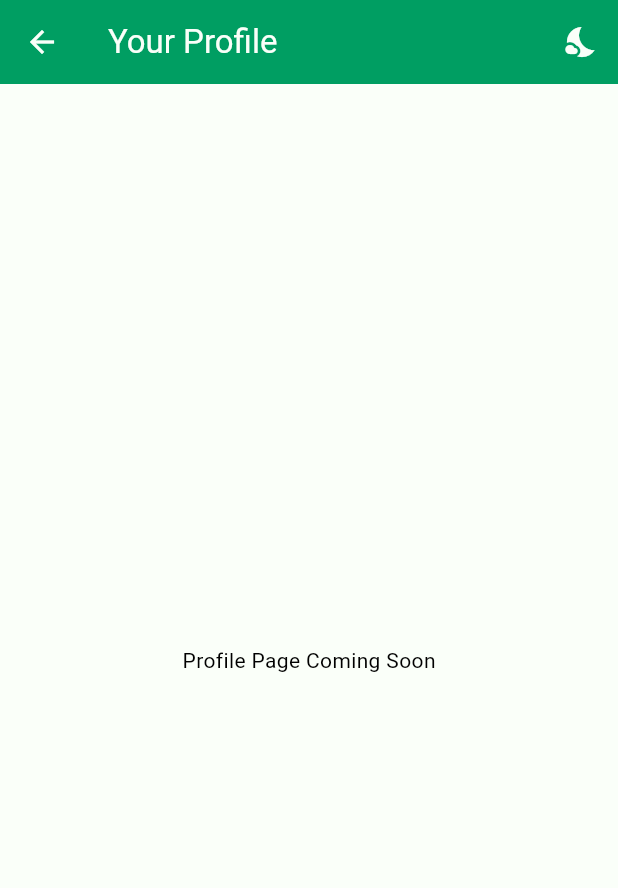
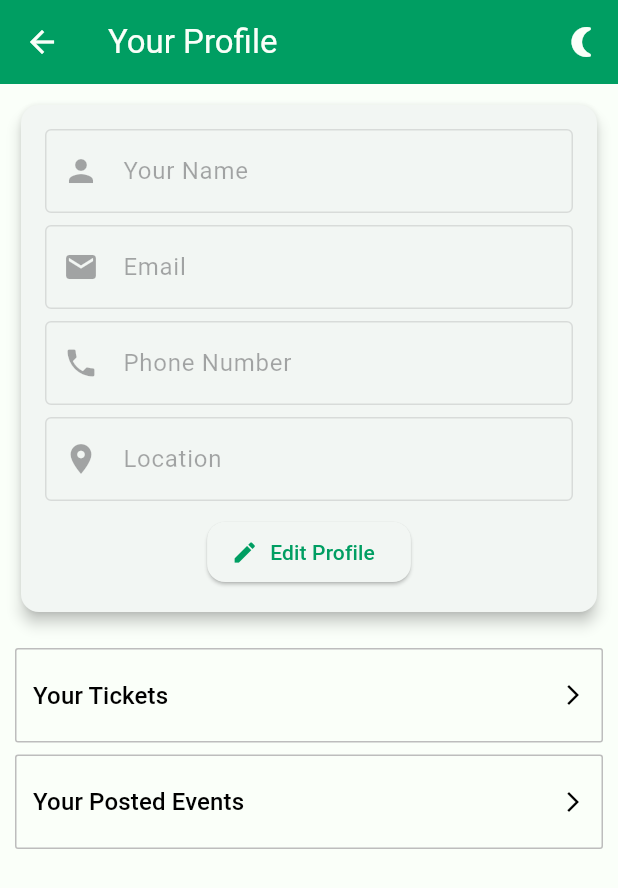
Before and after one commit to ggiacobbe2/events_finder_app, a Flutter app: the ProfilePage screen opened directly with empty values, on a phone screen of 412 x 824 dp. Shown: the top 888 px of the screen. Run offline on Flutter 3.47's test engine with Material 3 defaults, Android fonts, the phone set to English and light mode, and no system bars.

Commit message:
added profile, ticket, and posted events section to profile

```diff
--- a/lib/main.dart
+++ b/lib/main.dart
@@ -22,6 +22,7 @@ class _MyAppState extends State<MyApp> {
   final Color lightCardColor = const Color(0xFFF2F6F3);
   final Color darkCardColor = const Color(0xFF1E1E1E);
   final Color lightTextColor = const Color(0xFFFAFFF9);
+  final Color darkTextColor = Colors.white;
 
   @override
   Widget build(BuildContext context) {
@@ -39,8 +40,9 @@ class _MyAppState extends State<MyApp> {
         backgroundColor: lightBackgroundColor,
         unselectedItemColor: lightPrimaryColor,
       ),
-      textTheme: const TextTheme(
-        bodyMedium: TextStyle(color: Colors.black),
+      textTheme: ThemeData.light().textTheme.apply(
+        bodyColor: Colors.black,
+        displayColor: Colors.black,
       ),
     );
 
@@ -51,7 +53,7 @@ class _MyAppState extends State<MyApp> {
       cardColor: darkCardColor,
       appBarTheme: AppBarTheme(
         backgroundColor: darkPrimaryColor,
-        foregroundColor: Colors.white,
+        foregroundColor: darkTextColor,
       ),
       bottomNavigationBarTheme: BottomNavigationBarThemeData(
         type: BottomNavigationBarType.fixed,
@@ -59,8 +61,9 @@ class _MyAppState extends State<MyApp> {
         selectedItemColor: darkPrimaryColor,
         unselectedItemColor: Colors.white70,
       ),
-      textTheme: const TextTheme(
-        bodyMedium: TextStyle(color: Colors.white),
+      textTheme: ThemeData.light().textTheme.apply(
+        bodyColor: Colors.white,
+        displayColor: Colors.white,
       ),
     );
 
--- a/lib/profile.dart
+++ b/lib/profile.dart
@@ -4,29 +4,169 @@ class ProfilePage extends StatefulWidget {
   final bool isDarkMode;
   final VoidCallback toggleTheme;
 
-  const ProfilePage({Key? key, required this.isDarkMode, required this.toggleTheme}) : super(key: key);
+  const ProfilePage({
+    Key? key,
+    required this.isDarkMode,
+    required this.toggleTheme
+  }) : super(key: key);
 
   @override
   _ProfilePageState createState() => _ProfilePageState();
 }
 
 class _ProfilePageState extends State<ProfilePage> {
+  bool isEditing = false;
+
+  String name = '';
+  String email = '';
+  String phone = '';
+  String location = '';
+
+  late TextEditingController nameController;
+  late TextEditingController emailController;
+  late TextEditingController phoneController;
+  late TextEditingController locationController;
+
+  @override
+  void initState() {
+    super.initState();
+    nameController = TextEditingController(text: name);
+    emailController = TextEditingController(text: email);
+    phoneController = TextEditingController(text: phone);
+    locationController = TextEditingController(text: location);
+  }
+
+  @override
+  void dispose() {
+    nameController.dispose();
+    emailController.dispose();
+    phoneController.dispose();
+    locationController.dispose();
+    super.dispose();
+  }
+
+  void toggleEdit() {
+    setState(() {
+      if (isEditing) {
+        name = nameController.text;
+        email = emailController.text;
+        phone = phoneController.text;
+        location = locationController.text;
+      }
+      isEditing = !isEditing;
+    });
+  }
+
+  Widget buildProfileField({required String label, required TextEditingController controller, required IconData icon}) {
+    return TextField(
+      controller: controller,
+      enabled: isEditing,
+      decoration: InputDecoration(
+        prefixIcon: Icon(icon),
+        labelText: label,
+        border: const OutlineInputBorder(),
+      ),
+    );
+  }
+
   @override
   Widget build(BuildContext context) {
+    final theme = Theme.of(context);
     return Scaffold(
       appBar: AppBar(
         title: const Text('Your Profile'),
         actions: [
           IconButton(
-            icon: Icon(widget.isDarkMode ? Icons.wb_sunny : Icons.nights_stay),
+            icon: Icon(widget.isDarkMode ? Icons.light_mode : Icons.nightlight_round),
             onPressed: widget.toggleTheme,
           ),
         ],
       ),
-      body: Center(
-        child: Text(
-          'Profile Page Coming Soon',
-          style: Theme.of(context).textTheme.bodyMedium,
+      body: SingleChildScrollView(
+        padding: const EdgeInsets.all(10.0),
+        child: Column(
+          children: [
+            Card(
+              color: theme.cardColor,
+              elevation: 4,
+              child: Padding(
+                padding: const EdgeInsets.all(16.0),
+                child: Column(
+                  children: [
+                    buildProfileField(label: "Your Name", controller: nameController, icon: Icons.person),
+                    const SizedBox(height: 8),
+                    buildProfileField(label: "Email", controller: emailController, icon: Icons.email),
+                    const SizedBox(height: 8),
+                    buildProfileField(label: "Phone Number", controller: phoneController, icon: Icons.phone),
+                    const SizedBox(height: 8),
+                    buildProfileField(label: "Location", controller: locationController, icon: Icons.location_on),
+                    const SizedBox(height: 10),
+                    ElevatedButton.icon(
+                      onPressed: toggleEdit,
+                      icon: Icon(isEditing ? Icons.save : Icons.edit),
+                      label: Text(isEditing ? "Save" : "Edit Profile"),
+                      style: ElevatedButton.styleFrom(
+                        backgroundColor: theme.cardColor,
+                        foregroundColor: theme.primaryColor,
+                        shape: RoundedRectangleBorder(borderRadius: BorderRadius.circular(12)),
+                      ),
+                    ),
+                  ],
+                ),
+              ),
+            ),
+            const SizedBox(height: 20),
+            // might change formatting of these sections below
+            OutlinedButton(
+              onPressed: () {},
+              style: OutlinedButton.styleFrom(
+                padding: const EdgeInsets.symmetric(vertical: 20),
+                side: BorderSide(color: Colors.grey.shade400),
+                shape: RoundedRectangleBorder(borderRadius: BorderRadius.circular(2)),
+              ),
+              child: Row(
+                mainAxisAlignment: MainAxisAlignment.spaceBetween,
+                children: [
+                  Padding(
+                    padding: const EdgeInsets.only(left: 12.0),
+                    child: Text(
+                      "Your Tickets",
+                      style: TextStyle(fontSize: 16, color: Theme.of(context).textTheme.bodyMedium!.color),
+                    ),
+                  ),
+                  Padding(
+                    padding: EdgeInsets.only(right: 12.0),
+                    child: Icon(Icons.arrow_forward_ios, size: 16, color: Theme.of(context).textTheme.bodyMedium!.color),
+                  ),
+                ],
+              ),
+            ),
+            const SizedBox(height: 8),
+            OutlinedButton(
+              onPressed: () {},
+              style: OutlinedButton.styleFrom(
+                padding: const EdgeInsets.symmetric(vertical: 20),
+                side: BorderSide(color: Colors.grey.shade400),
+                shape: RoundedRectangleBorder(borderRadius: BorderRadius.circular(2)),
+              ),
+              child: Row(
+                mainAxisAlignment: MainAxisAlignment.spaceBetween,
+                children: [
+                  Padding(
+                    padding: const EdgeInsets.only(left: 12.0),
+                    child: Text(
+                      "Your Posted Events",
+                      style: TextStyle(fontSize: 16, color: Theme.of(context).textTheme.bodyMedium!.color),
+                    ),
+                  ),
+                  Padding(
+                    padding: EdgeInsets.only(right: 12.0),
+                    child: Icon(Icons.arrow_forward_ios, size: 16, color: Theme.of(context).textTheme.bodyMedium!.color),
+                  ),
+                ],
+              ),
+            ),
+          ],
         ),
       ),
     );
--- a/lib/saved_events.dart
+++ b/lib/saved_events.dart
@@ -23,7 +23,7 @@ class _SavedEventsPageState extends State<SavedEventsPage> {
         title: const Text('Your Saved Events'),
         actions: [
           IconButton(
-            icon: Icon(widget.isDarkMode ? Icons.wb_sunny : Icons.nights_stay),
+            icon: Icon(widget.isDarkMode ? Icons.light_mode : Icons.nightlight_round),
             onPressed: widget.toggleTheme,
           ),
         ],
@@ -49,7 +49,7 @@ class _SavedEventsPageState extends State<SavedEventsPage> {
                       icon: const Icon(Icons.bookmark),
                       onPressed: () {
                         setState(() {
-                          savedEvents.removeAt(index);
+                          savedEvents.removeAt(index); // having issues keeping this removed
                         });
                       },
                     ),
--- a/lib/search.dart
+++ b/lib/search.dart
@@ -57,13 +57,13 @@ class _SearchPageState extends State<SearchPage> {
     });
   }
 
-  String _getDateRangeText() {
-    if (selectedDateRange == null) {
-      return 'Select Date Range';
-    } else {
-      return '${selectedDateRange!.start.month}/${selectedDateRange!.start.day}/${selectedDateRange!.start.year} - ${selectedDateRange!.end.month}/${selectedDateRange!.end.day}/${selectedDateRange!.end.year}';
-    }
-  }
+//  String _getDateRangeText() {
+//    if (selectedDateRange == null) {
+//      return 'Select Date Range';
+//    } else {
+//      return '${selectedDateRange!.start.month}/${selectedDateRange!.start.day}/${selectedDateRange!.start.year} - ${selectedDateRange!.end.month}/${selectedDateRange!.end.day}/${selectedDateRange!.end.year}';
+//    }
+//  }
 
   @override
   Widget build(BuildContext context) {
@@ -72,7 +72,7 @@ class _SearchPageState extends State<SearchPage> {
         title: const Text('Search Events Near You'),
         actions: [
           IconButton(
-            icon: Icon(widget.isDarkMode ? Icons.wb_sunny : Icons.nights_stay),
+            icon: Icon(widget.isDarkMode ? Icons.light_mode : Icons.nightlight_round),
             onPressed: widget.toggleTheme,
           ),
         ],
```
